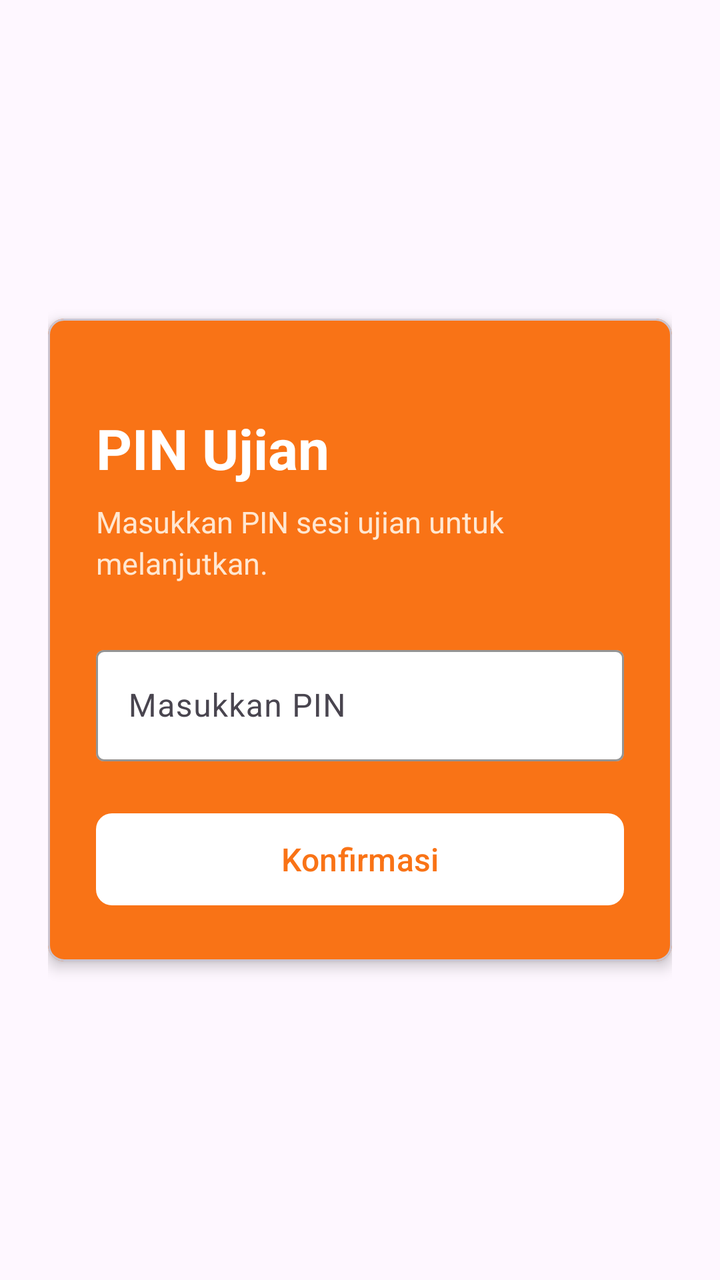
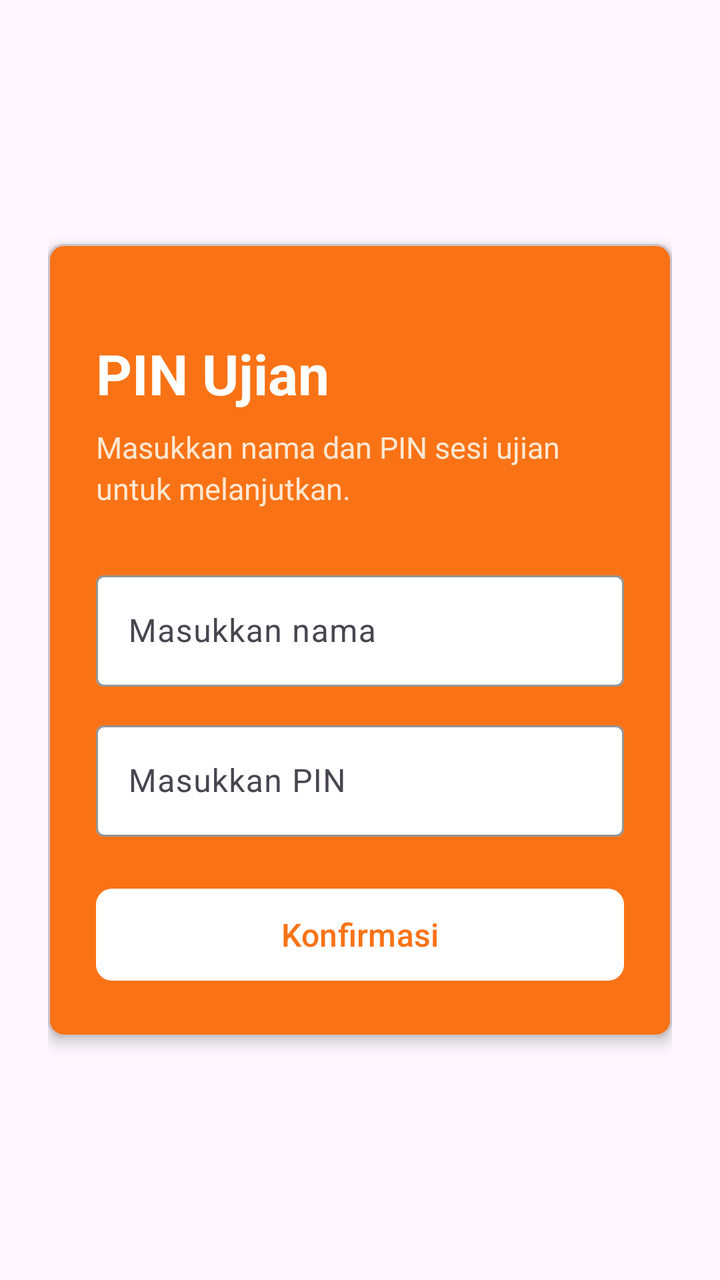

Before-and-after screenshots of an Android layout around one commit, followed by the original layout XML and the change that was made.
<!-- AndroidManifest.xml: application theme Theme.ExamBrowser -->
<!-- res/layout/activity_pin.xml -->
<?xml version="1.0" encoding="utf-8"?>
<ScrollView xmlns:android="http://schemas.android.com/apk/res/android"
    xmlns:app="http://schemas.android.com/apk/res-auto"
    xmlns:tools="http://schemas.android.com/tools"
    android:id="@+id/pinMain"
    android:layout_width="match_parent"
    android:layout_height="match_parent"
    android:fillViewport="true"
    tools:context=".MainActivity">

    <androidx.constraintlayout.widget.ConstraintLayout
        android:layout_width="match_parent"
        android:layout_height="wrap_content"
        android:minHeight="640dp"
        android:padding="24dp">

        <com.google.android.material.card.MaterialCardView
            android:id="@+id/pinPanel"
            android:layout_width="0dp"
            android:layout_height="wrap_content"
            app:cardBackgroundColor="@color/panel_background"
            app:cardCornerRadius="8dp"
            app:cardElevation="4dp"
            app:layout_constraintBottom_toBottomOf="parent"
            app:layout_constraintEnd_toEndOf="parent"
            app:layout_constraintStart_toStartOf="parent"
            app:layout_constraintTop_toTopOf="parent"
            app:layout_constraintWidth_max="460dp">

            <LinearLayout
                android:layout_width="match_parent"
                android:layout_height="wrap_content"
                android:orientation="vertical"
                android:padding="24dp">

                <TextView
                    android:id="@+id/pinTitle"
                    android:layout_width="match_parent"
                    android:layout_height="wrap_content"
                    android:layout_marginTop="22dp"
                    android:text="@string/pin_title"
                    android:textColor="@color/text_on_blue"
                    android:textSize="28sp"
                    android:textStyle="bold" />

                <TextView
                    android:id="@+id/pinSubtitle"
                    android:layout_width="match_parent"
                    android:layout_height="wrap_content"
                    android:layout_marginTop="8dp"
                    android:lineSpacingExtra="3dp"
                    android:text="@string/pin_subtitle"
                    android:textColor="@color/text_on_blue_secondary"
                    android:textSize="15sp" />

                <com.google.android.material.textfield.TextInputLayout
                    android:id="@+id/pinLayout"
                    style="@style/Widget.Material3.TextInputLayout.OutlinedBox"
                    android:layout_width="match_parent"
                    android:layout_height="wrap_content"
                    android:layout_marginTop="28dp"
                    app:boxBackgroundColor="@color/white"
                    app:boxStrokeColor="@color/white"
                    app:hintTextColor="@color/primary_blue">

                    <com.google.android.material.textfield.TextInputEditText
                        android:id="@+id/pinInput"
                        android:layout_width="match_parent"
                        android:layout_height="wrap_content"
                        android:hint="@string/pin_hint"
                        android:imeOptions="actionDone"
                        android:inputType="number"
                        android:maxLength="6"
                        android:textColor="@color/text_primary"
                        android:textColorHint="@color/text_secondary" />
                </com.google.android.material.textfield.TextInputLayout>

                <com.google.android.material.button.MaterialButton
                    android:id="@+id/pinButton"
                    android:layout_width="match_parent"
                    android:layout_height="54dp"
                    android:layout_marginTop="22dp"
                    android:text="Konfirmasi"
                    android:textAllCaps="false"
                    android:textColor="@color/primary_blue"
                    android:textSize="16sp"
                    app:backgroundTint="@color/white"
                    app:cornerRadius="8dp" />
            </LinearLayout>
        </com.google.android.material.card.MaterialCardView>
    </androidx.constraintlayout.widget.ConstraintLayout>
</ScrollView>
<!-- resources referenced by this layout -->
<resources>
  <color name="panel_background">#F97316</color>
  <color name="primary_blue">#F97316</color>
  <color name="text_on_blue">#FFFFFFFF</color>
  <color name="text_on_blue_secondary">#FFE7D1</color>
  <color name="text_primary">#231A13</color>
  <color name="text_secondary">#75665A</color>
  <color name="white">#FFFFFFFF</color>
  <string name="pin_hint">Masukkan PIN</string>
  <string name="pin_subtitle">Masukkan PIN sesi ujian untuk melanjutkan.</string>
  <string name="pin_title">PIN Ujian</string>
  <style name="Theme.ExamBrowser" parent="Base.Theme.ExamBrowser" />
  <style name="Base.Theme.ExamBrowser" parent="Theme.Material3.DayNight.NoActionBar">
          <item name="colorPrimary">@color/primary_blue</item>
          <item name="colorSecondary">@color/primary_blue</item>
          <item name="colorAccent">@color/primary_blue</item>
          <item name="android:windowLightStatusBar">true</item>
          <item name="android:statusBarColor">@color/white</item>
          <item name="android:navigationBarColor">@color/white</item>
      </style>
</resources>

<!-- the commit's change to res/layout/activity_pin.xml (unified diff, before → after) -->
@@ -54,11 +54,34 @@
                     android:textSize="15sp" />
 
                 <com.google.android.material.textfield.TextInputLayout
+                    android:id="@+id/nameLayout"
+                    style="@style/Widget.Material3.TextInputLayout.OutlinedBox"
+                    android:layout_width="match_parent"
+                    android:layout_height="wrap_content"
+                    android:layout_marginTop="28dp"
+                    app:boxBackgroundColor="@color/white"
+                    app:boxStrokeColor="@color/white"
+                    app:hintTextColor="@color/primary_blue">
+
+                    <com.google.android.material.textfield.TextInputEditText
+                        android:id="@+id/nameInput"
+                        android:layout_width="match_parent"
+                        android:layout_height="wrap_content"
+                        android:hint="@string/name_hint"
+                        android:imeOptions="actionNext"
+                        android:inputType="textPersonName|textCapWords"
+                        android:maxLines="1"
+                        android:singleLine="true"
+                        android:textColor="@color/text_primary"
+                        android:textColorHint="@color/text_secondary" />
+                </com.google.android.material.textfield.TextInputLayout>
+
+                <com.google.android.material.textfield.TextInputLayout
                     android:id="@+id/pinLayout"
                     style="@style/Widget.Material3.TextInputLayout.OutlinedBox"
                     android:layout_width="match_parent"
                     android:layout_height="wrap_content"
-                    android:layout_marginTop="28dp"
+                    android:layout_marginTop="14dp"
                     app:boxBackgroundColor="@color/white"
                     app:boxStrokeColor="@color/white"
                     app:hintTextColor="@color/primary_blue">
<!-- resource entries referenced after the edit -->
@@ -7,8 +7,9 @@
   <color name="text_primary">#231A13</color>
   <color name="text_secondary">#75665A</color>
   <color name="white">#FFFFFFFF</color>
+  <string name="name_hint">Masukkan nama</string>
   <string name="pin_hint">Masukkan PIN</string>
-  <string name="pin_subtitle">Masukkan PIN sesi ujian untuk melanjutkan.</string>
+  <string name="pin_subtitle">Masukkan nama dan PIN sesi ujian untuk melanjutkan.</string>
   <string name="pin_title">PIN Ujian</string>
   <style name="Theme.ExamBrowser" parent="Base.Theme.ExamBrowser" />
   <style name="Base.Theme.ExamBrowser" parent="Theme.Material3.DayNight.NoActionBar">
